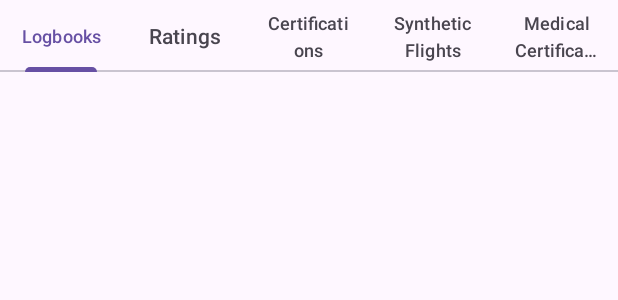
After one commit to MoD3223/Pilot-Logbook-Mobile, an Android app: the layout activity_main_tabbed_page.xml on its own in the app's theme, with its tools: preview values and no code run, on a phone screen of 412 x 824 dp. The commit adds this screen. Shown: the top 300 px of the screen. Run offline under Robolectric (Android 15) with nearby library versions, the phone set to English and light mode, and no system bars.

Commit message:
07.09.2023 Update
Fixed logging in for accounts that don't have password
Laid foundations for tabbed page holding data

```diff
--- a/app/src/main/AndroidManifest.xml
+++ b/app/src/main/AndroidManifest.xml
@@ -12,6 +12,9 @@
         android:supportsRtl="true"
         android:theme="@style/Theme.PilotLogbook"
         tools:targetApi="31">
+        <activity
+            android:name=".MainTabbedPage"
+            android:exported="false" />
         <activity
             android:name=".CreateNewUser"
             android:exported="false" />
--- a/app/src/main/java/com/mod3223/pilotlogbook/PasswordLogin.java
+++ b/app/src/main/java/com/mod3223/pilotlogbook/PasswordLogin.java
@@ -29,7 +29,7 @@ public class PasswordLogin extends AppCompatActivity {
 
                     if (intent.getStringExtra("Password").equals(password)){
 
-                        //TODO: Navigate properly, password is correct, remember to put Login as Intent to pass it later
+                        startActivity(new Intent(PasswordLogin.this, MainTabbedPage.class).putExtra("Login",button.getText().toString()));
                     }
                     else{
                         //Incorrect password
--- /dev/null
+++ b/app/src/main/res/layout/activity_main_tabbed_page.xml
@@ -0,0 +1,55 @@
+<?xml version="1.0" encoding="utf-8"?>
+<androidx.constraintlayout.widget.ConstraintLayout xmlns:android="http://schemas.android.com/apk/res/android"
+    xmlns:app="http://schemas.android.com/apk/res-auto"
+    xmlns:tools="http://schemas.android.com/tools"
+    android:layout_width="match_parent"
+    android:layout_height="match_parent"
+    tools:context=".MainTabbedPage">
+
+
+    <com.google.android.material.tabs.TabLayout
+        android:id="@+id/tabLayout"
+        android:layout_width="match_parent"
+        android:layout_height="wrap_content"
+        app:layout_constraintEnd_toEndOf="parent"
+        app:layout_constraintStart_toStartOf="parent"
+        app:layout_constraintTop_toTopOf="parent"
+        android:layout_gravity="top">
+
+        <com.google.android.material.tabs.TabItem
+            android:layout_width="wrap_content"
+            android:layout_height="wrap_content"
+            android:text="Logbooks"/>
+
+        <com.google.android.material.tabs.TabItem
+            android:layout_width="wrap_content"
+            android:layout_height="wrap_content"
+            android:text="Ratings"/>
+
+        <com.google.android.material.tabs.TabItem
+            android:layout_width="wrap_content"
+            android:layout_height="wrap_content"
+            android:text="Certifications"/>
+
+        <com.google.android.material.tabs.TabItem
+            android:layout_width="wrap_content"
+            android:layout_height="wrap_content"
+            android:text="Synthetic Flights"/>
+
+        <com.google.android.material.tabs.TabItem
+            android:layout_width="wrap_content"
+            android:layout_height="wrap_content"
+            android:text="Medical Certificates"/>
+    </com.google.android.material.tabs.TabLayout>
+
+    <FrameLayout
+        android:id="@+id/frameLayout"
+        android:layout_width="wrap_content"
+        android:layout_height="wrap_content"
+        app:layout_constraintBottom_toBottomOf="parent"
+        app:layout_constraintEnd_toEndOf="parent"
+        app:layout_constraintStart_toStartOf="parent"
+        app:layout_constraintTop_toBottomOf="@+id/tabLayout"/>
+
+
+</androidx.constraintlayout.widget.ConstraintLayout>
--- a/app/src/main/res/values-land/dimens.xml
+++ b/app/src/main/res/values-land/dimens.xml
@@ -1,3 +1,4 @@
 <resources>
     <dimen name="activity_horizontal_margin">48dp</dimen>
+    <dimen name="fab_margin">48dp</dimen>
 </resources>
--- a/app/src/main/res/values-w1240dp/dimens.xml
+++ b/app/src/main/res/values-w1240dp/dimens.xml
@@ -1,3 +1,4 @@
 <resources>
     <dimen name="activity_horizontal_margin">200dp</dimen>
+    <dimen name="fab_margin">200dp</dimen>
 </resources>
--- a/app/src/main/res/values-w600dp/dimens.xml
+++ b/app/src/main/res/values-w600dp/dimens.xml
@@ -1,3 +1,4 @@
 <resources>
     <dimen name="activity_horizontal_margin">48dp</dimen>
+    <dimen name="fab_margin">48dp</dimen>
 </resources>
--- /dev/null
+++ b/app/src/main/res/values-w820dp/dimens.xml
@@ -0,0 +1,6 @@
+<resources>
+    <!-- Example customization of dimensions originally defined in res/values/dimens.xml
+         (such as screen margins) for screens with more than 820dp of available width. This
+         would include 7" and 10" devices in landscape (~960dp and ~1280dp respectively). -->
+    <dimen name="activity_horizontal_margin">64dp</dimen>
+</resources>
--- a/app/src/main/res/values/dimens.xml
+++ b/app/src/main/res/values/dimens.xml
@@ -2,4 +2,7 @@
     <!-- Default screen margins, per the Android Design guidelines. -->
     <dimen name="activity_horizontal_margin">16dp</dimen>
     <dimen name="activity_vertical_margin">16dp</dimen>
+    <dimen name="appbar_padding">16dp</dimen>
+    <dimen name="fab_margin">16dp</dimen>
+    <dimen name="appbar_padding_top">8dp</dimen>
 </resources>
--- a/app/src/main/res/values/strings.xml
+++ b/app/src/main/res/values/strings.xml
@@ -16,4 +16,7 @@
     <string name="login_failed">"Login failed"</string>
     <string name="title_activity_login">LoginActivity</string>
     <string name="enter_your_password">Enter your password</string>
+    <string name="title_activity_main_tabbed_page">Main tabbed page</string>
+    <string name="tab_text_1">Tab 1</string>
+    <string name="tab_text_2">Tab 2</string>
 </resources>
--- a/app/src/main/res/values/themes.xml
+++ b/app/src/main/res/values/themes.xml
@@ -6,4 +6,10 @@
     </style>
 
     <style name="Theme.PilotLogbook" parent="Base.Theme.PilotLogbook" />
+    <style name="Theme.PilotLogbook.NoActionBar">
+        <item name="windowActionBar">false</item>
+        <item name="windowNoTitle">true</item>
+    </style>
+    <style name="Theme.PilotLogbook.AppBarOverlay" parent="ThemeOverlay.AppCompat.Dark.ActionBar" />
+    <style name="Theme.PilotLogbook.PopupOverlay" parent="ThemeOverlay.AppCompat.Light" />
 </resources>
```
Also changed, not shown: app/src/main/java/com/mod3223/pilotlogbook/LoginDB.java (+2 -5 lines), app/src/main/java/com/mod3223/pilotlogbook/MainTabbedPage.java (added, +50 -0 lines).
